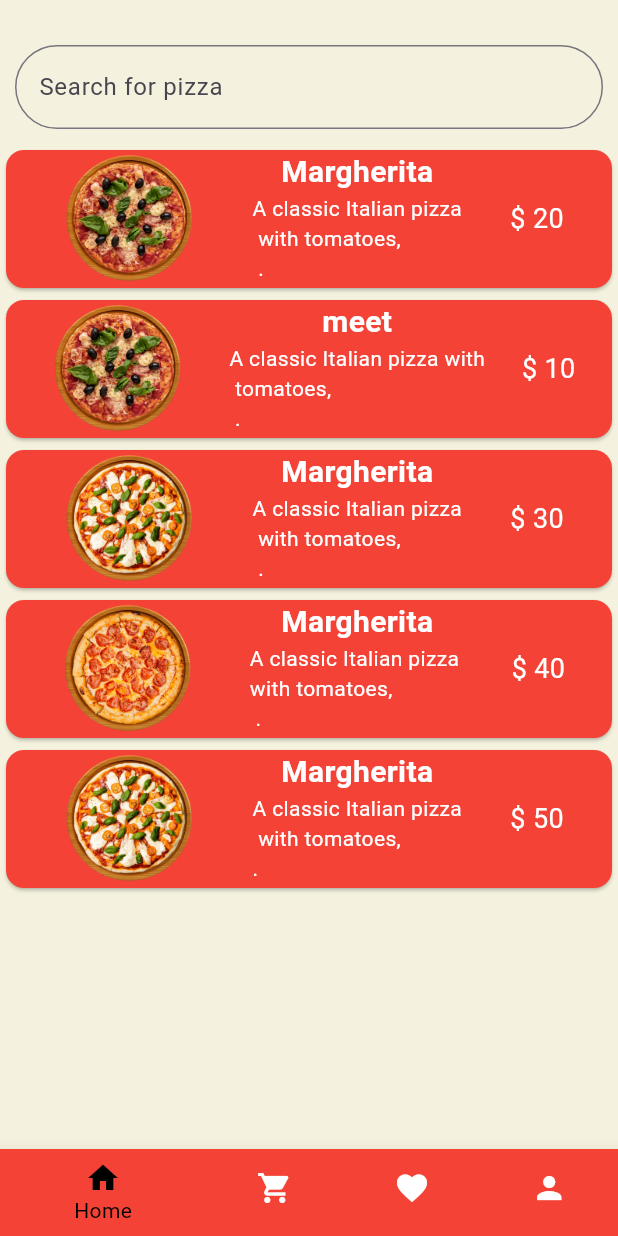
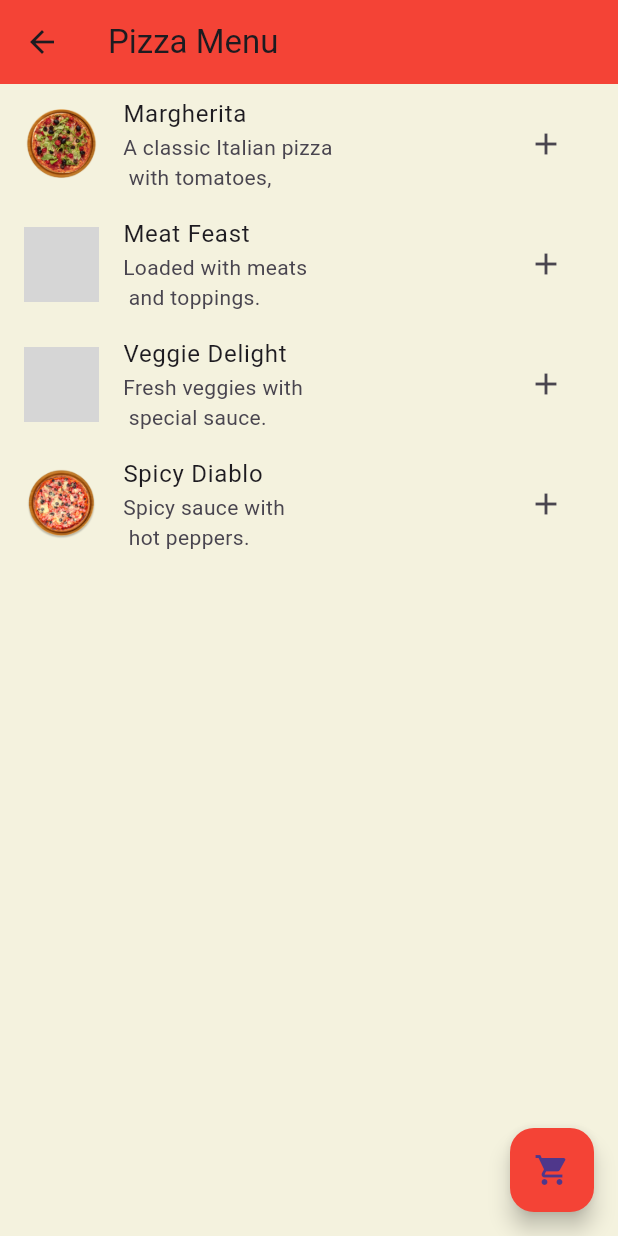
Before and after one commit to U-Apps/pizza-App, a Flutter app: the PizzaMenu screen opened directly, on a phone screen of 412 x 824 dp. Run offline on Flutter 3.47's test engine with Material 3 defaults, Android fonts, the phone set to English and light mode, and no system bars; our stand-ins replace animated_splash_screen; grey boxes are pictures that could not be loaded.

Commit message:
Completed shopping logic with payment confirmation and UI improvements

```diff
--- /dev/null
+++ b/pizza_app/lib/models/pizza.dart
@@ -0,0 +1,11 @@
+class Pizza {
+  String name, des, price;
+  int numImg;
+
+  Pizza({
+    required this.name,
+    required this.des,
+    required this.numImg,
+    required this.price,
+  });
+}
--- a/pizza_app/lib/pizza_menu.dart
+++ b/pizza_app/lib/pizza_menu.dart
@@ -1,5 +1,6 @@
 import 'package:flutter/material.dart';
-import 'package:pizza_app/component/categoryPizza.dart';
+import 'cart_screen.dart';
+import 'models/pizza.dart';
 
 class PizzaMenu extends StatefulWidget {
   const PizzaMenu({super.key});
@@ -8,76 +9,35 @@ class PizzaMenu extends StatefulWidget {
   State<PizzaMenu> createState() => _PizzaMenuState();
 }
 
-class pizza {
-  String name, des, Price;
-  int numImg;
-  pizza(
-      {required this.name,
-      required this.des,
-      required this.numImg,
-      required this.Price});
-}
-
 class _PizzaMenuState extends State<PizzaMenu> {
-  final String value_Search = '';
-  int _selectedIndex = 0;
-  final TextEditingController valueSrarch = TextEditingController();
-
-  void _onItemTapped(int index) {
-    setState(() {
-      _selectedIndex = index;
-    });
-  }
-
-  final List<pizza> listOfPizza = [
-    pizza(
+  final List<Pizza> listOfPizza = [
+    Pizza(
         name: 'Margherita',
-        des: 'A classic Italian pizza\n with tomatoes,\n .',
+        des: 'A classic Italian pizza\n with tomatoes,',
         numImg: 2,
-        Price: '\$ 20'),
-    pizza(
-        name: 'meet',
-        des: 'A classic Italian pizza with\n tomatoes,\n .',
-        numImg: 2,
-        Price: '\$ 10'),
-    pizza(
-        name: 'Margherita',
-        des: 'A classic Italian pizza\n with tomatoes,\n .',
+        price: '\$20'),
+    Pizza(
+        name: 'Meat Feast',
+        des: 'Loaded with meats\n and toppings.',
         numImg: 3,
-        Price: '\$ 30'),
-    pizza(
-        name: 'Margherita',
-        des: 'A classic Italian pizza \nwith tomatoes,\n .',
+        price: '\$30'),
+    Pizza(
+        name: 'Veggie Delight',
+        des: 'Fresh veggies with\n special sauce.',
         numImg: 4,
-        Price: '\$ 40'),
-    pizza(
-        name: 'Margherita',
-        des: 'A classic Italian pizza\n with tomatoes,\n.',
-        numImg: 3,
-        Price: '\$ 50')
+        price: '\$40'),
+    Pizza(
+        name: 'Spicy Diablo',
+        des: 'Spicy sauce with\n hot peppers.',
+        numImg: 1,
+        price: '\$50'),
   ];
 
-  List<pizza> _filteredItems = [];
+  List<Pizza> cartItems = [];
 
-  @override
-  void initState() {
-    super.initState();
-    _filteredItems = listOfPizza;
-  }
-
-  void _filterItems(String query) {
+  void _addToCart(Pizza pizza) {
     setState(() {
-      if(query.isEmpty){
-        _filteredItems = listOfPizza;
-        return;
-      }
-
-      else{
-
-      _filteredItems = listOfPizza
-          .where(
-              (item) => item.name.toLowerCase().contains(query.toLowerCase()))
-          .toList();}
+      cartItems.add(pizza);
     });
   }
 
@@ -85,78 +45,38 @@ class _PizzaMenuState extends State<PizzaMenu> {
   Widget build(BuildContext context) {
     return Scaffold(
       backgroundColor: Color.fromARGB(255, 244, 242, 222),
-      body: Column(
-        children: <Widget>[
-          SizedBox(
-            height: 20,
-          ),
-          Padding(
-            padding: const EdgeInsets.all(10),
-            child: TextField(
-              onChanged: _filterItems,
-              controller: valueSrarch,
-              decoration: InputDecoration(
-                labelText: 'Search for pizza',
-                alignLabelWithHint: true,
-                border: OutlineInputBorder(
-                  borderRadius: BorderRadius.circular(50),
-                ),
-              ),
+      appBar: AppBar(
+        title: Text('Pizza Menu'),
+        backgroundColor: Colors.red,
+      ),
+      body: ListView.builder(
+        itemCount: listOfPizza.length,
+        itemBuilder: (context, index) {
+          return ListTile(
+            leading: Image.asset(
+                'assets/images/pizza${listOfPizza[index].numImg}.png',
+                width: 50),
+            title: Text(listOfPizza[index].name),
+            subtitle: Text(listOfPizza[index].des),
+            trailing: IconButton(
+              icon: Icon(Icons.add),
+              onPressed: () => _addToCart(listOfPizza[index]),
             ),
-          ),
-
-          Container(
-            height: 500,
-            child: ListView.builder(
-              itemCount: _filteredItems.length,
-              itemBuilder: (context, index) {
-                if (valueSrarch != emptyTextSelectionControls) {
-                  return categoryPizza(
-                      NumImg: _filteredItems[index].numImg,
-                      prices: _filteredItems[index].Price,
-                      Name: _filteredItems[index].name,
-                      des: _filteredItems[index].des);
-                } else {
-                  return categoryPizza(
-                      NumImg: listOfPizza[index].numImg,
-                      prices: listOfPizza[index].Price,
-                      Name: listOfPizza[index].name,
-                      des: listOfPizza[index].des);
-                }
-              },
+          );
+        },
+      ),
+      floatingActionButton: FloatingActionButton(
+        onPressed: () {
+          // الانتقال إلى شاشة السلة وتمرير العناصر المختارة
+          Navigator.push(
+            context,
+            MaterialPageRoute(
+              builder: (context) => CartScreen(cartItems: cartItems),
             ),
-          ),
-        ],
-      ),
-      bottomNavigationBar: BottomNavigationBar(
+          );
+        },
+        child: Icon(Icons.shopping_cart),
         backgroundColor: Colors.red,
-        items: const <BottomNavigationBarItem>[
-          BottomNavigationBarItem(
-            icon: Icon(Icons.home),
-            label: 'Home',
-            backgroundColor: Colors.red,
-          ),
-          BottomNavigationBarItem(
-            icon: Icon(Icons.shopping_cart),
-            label: 'Cart',
-            backgroundColor: Colors.red,
-          ),
-          BottomNavigationBarItem(
-            icon: Icon(Icons.favorite),
-            label: 'Favorites',
-            backgroundColor: Colors.red,
-          ),
-          BottomNavigationBarItem(
-            icon: Icon(Icons.person),
-            label: 'Profile',
-            backgroundColor: Colors.red,
-          ),
-        ],
-        currentIndex: _selectedIndex,
-        selectedItemColor: Colors.black,
-        unselectedItemColor: Colors.white,
-        unselectedLabelStyle: TextStyle(color: Colors.white),
-        onTap: _onItemTapped,
       ),
     );
   }
```
Also changed, not shown: pizza_app/lib/cart_screen.dart (+107 -243 lines), pizza_app/lib/main.dart (+7 -8 lines), pizza_app/assets/images/2.png (deleted), pizza_app/assets/images/3.png (deleted), pizza_app/assets/images/4.png (deleted), pizza_app/assets/images/pizza1.png (renamed from pizza_app/assets/images/pizza.png), pizza_app/assets/images/pizza2.png (renamed from pizza_app/assets/images/01.png), 3 other files.
